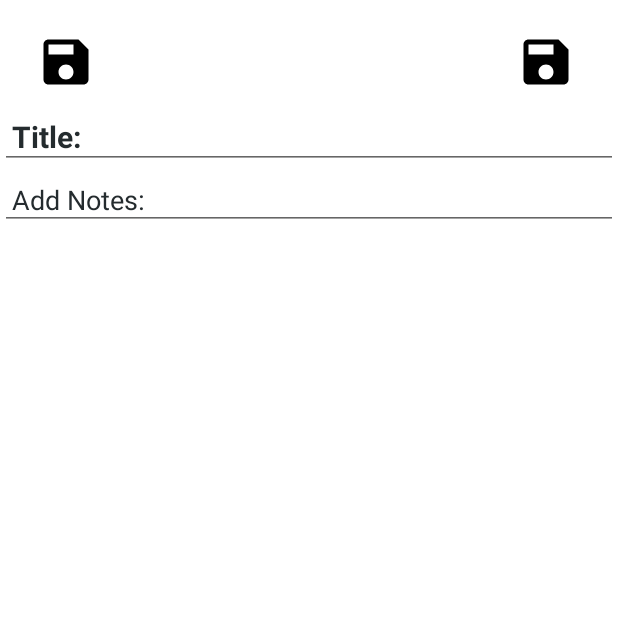
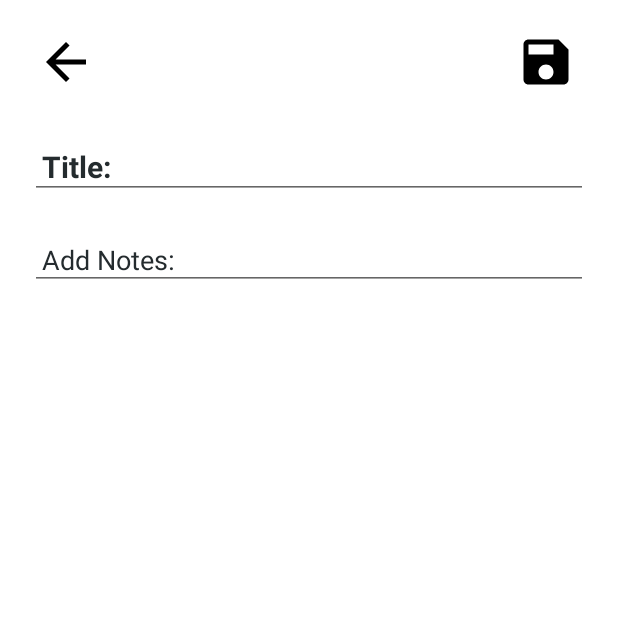
Before and after one commit to JotaCruz20/CM_Desafios, an Android app: the screen it shows after launch (MainActivity), after a tap on "Nova Nota", on a phone screen of 412 x 824 dp, the top half of it. Run offline under Robolectric (Android 15) with nearby library versions, the light colour scheme and no system bars.

Commit message:
add back arrow and fix styles

```diff
--- a/Desafio2/app/src/main/java/com/example/desafios2/Adapter.java
+++ b/Desafio2/app/src/main/java/com/example/desafios2/Adapter.java
@@ -49,6 +49,9 @@ public class Adapter extends RecyclerView.Adapter<Adapter.ViewHolder>{
 
     @Override
     public int getItemCount() {
+        if(notesList==null){
+            return 0;
+        }
         return notesList.size();
     }
 
--- a/Desafio2/app/src/main/java/com/example/desafios2/Fragment2.java
+++ b/Desafio2/app/src/main/java/com/example/desafios2/Fragment2.java
@@ -22,7 +22,7 @@ public class Fragment2 extends Fragment implements AsyncTask.Callback {
     private Note note;
 
     EditText editText_title, editText_notes;
-    ImageView imageView_save;
+    ImageView imageView_save, imageView_back;
 
     public Fragment2() {
         // Required empty public constructor
@@ -51,6 +51,7 @@ public class Fragment2 extends Fragment implements AsyncTask.Callback {
 
         this.view = inflater.inflate(R.layout.fragment2, container, false);
         imageView_save = this.view.findViewById(R.id.imageView_save);
+        imageView_back = this.view.findViewById(R.id.imageView_back);
         editText_title = this.view.findViewById(R.id.editText_title);
         editText_notes = this.view.findViewById(R.id.editText_notes);
 
@@ -77,6 +78,14 @@ public class Fragment2 extends Fragment implements AsyncTask.Callback {
             }
         });
 
+        imageView_back.setOnClickListener(new View.OnClickListener() {
+            @Override
+            public void onClick(View v) {
+                FragmentSwitch fc = (FragmentSwitch) getActivity();
+                fc.replaceFragment(new Fragment1());
+            }
+        });
+
         // Inflate the layout for this fragment
         return this.view;
     }
--- /dev/null
+++ b/Desafio2/app/src/main/res/drawable/ic_back.xml
@@ -0,0 +1,5 @@
+<vector android:height="24dp" android:tint="#000000"
+    android:viewportHeight="24" android:viewportWidth="24"
+    android:width="24dp" xmlns:android="http://schemas.android.com/apk/res/android">
+    <path android:fillColor="@android:color/white" android:pathData="M20,11H7.83l5.59,-5.59L12,4l-8,8 8,8 1.41,-1.41L7.83,13H20v-2z"/>
+</vector>
--- a/Desafio2/app/src/main/res/layout/fragment2.xml
+++ b/Desafio2/app/src/main/res/layout/fragment2.xml
@@ -32,7 +32,7 @@
             <ImageView
                 android:id="@+id/imageView_back"
                 android:layout_alignParentStart="true"
-                android:src="@drawable/ic_save"
+                android:src="@drawable/ic_back"
                 android:padding="8dp"
                 android:background="@android:color/transparent"
                 android:layout_width="?attr/actionBarSize"
@@ -49,6 +49,7 @@
         android:textSize="20sp"
         android:textColor="@color/black"
         android:singleLine="true"
+        android:layout_margin="20dp"
         android:layout_width="match_parent"
         android:layout_height="wrap_content"/>
 
@@ -60,6 +61,8 @@
         android:textColor="@color/black"
         android:textSize="18sp"
         android:textStyle="normal"
+        android:layout_marginLeft="20dp"
+        android:layout_marginRight="20dp"
         android:layout_width="match_parent"
         android:layout_height="wrap_content"/>
 </LinearLayout>
```
